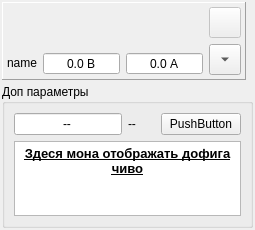
The window that zrm/zrmchannelmimimal.ui (dostapazov/powermon_v4) describes before a commit, drawn with Qt 5.
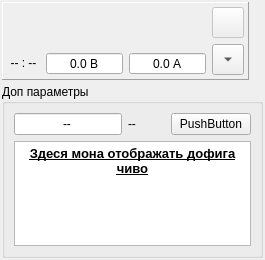
The same window after the commit. Icons and pictures are not drawn. Custom widgets are drawn as their Qt base class.

```diff
--- a/zrm/zrmchannelmimimal.ui
+++ b/zrm/zrmchannelmimimal.ui
@@ -6,8 +6,8 @@
    <rect>
     <x>0</x>
     <y>0</y>
-    <width>255</width>
-    <height>230</height>
+    <width>265</width>
+    <height>260</height>
    </rect>
   </property>
   <property name="sizePolicy">
@@ -107,7 +107,7 @@
              </sizepolicy>
             </property>
             <property name="text">
-             <string>name</string>
+             <string> -- : -- </string>
             </property>
             <property name="alignment">
              <set>Qt::AlignCenter</set>
```
Left out of the diff: 9 changed lines with no effect on the pictures.
